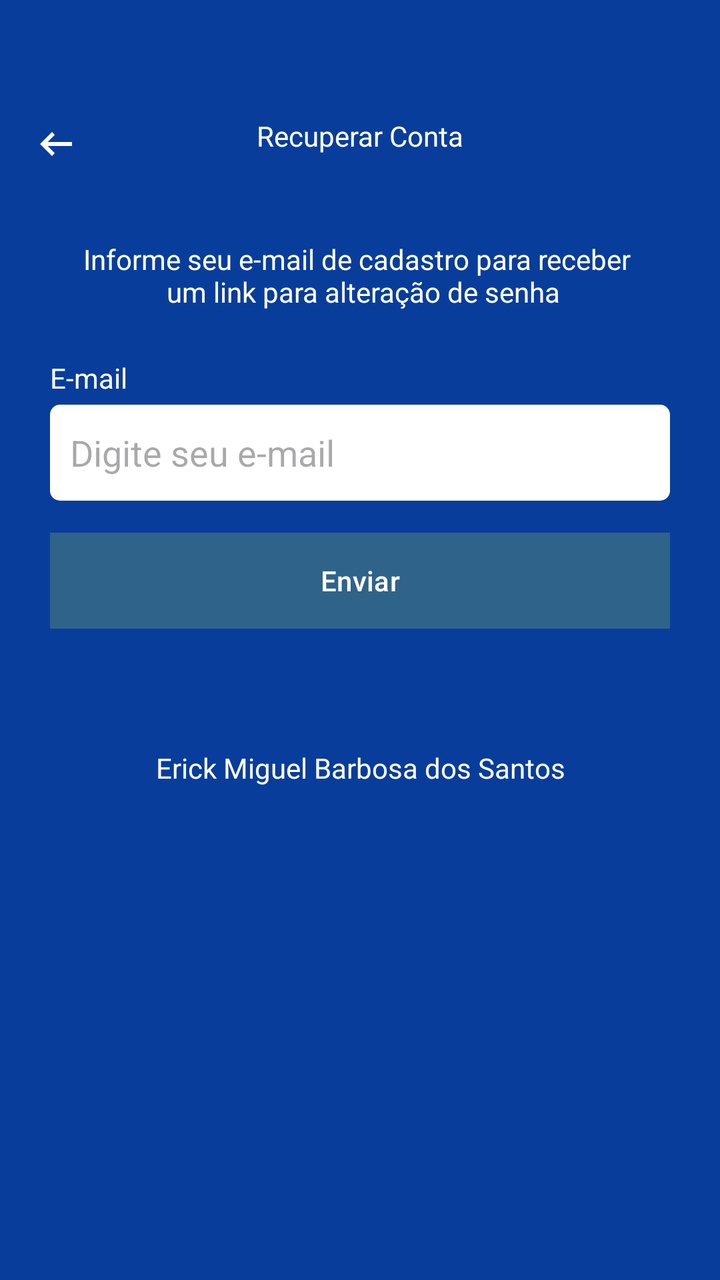
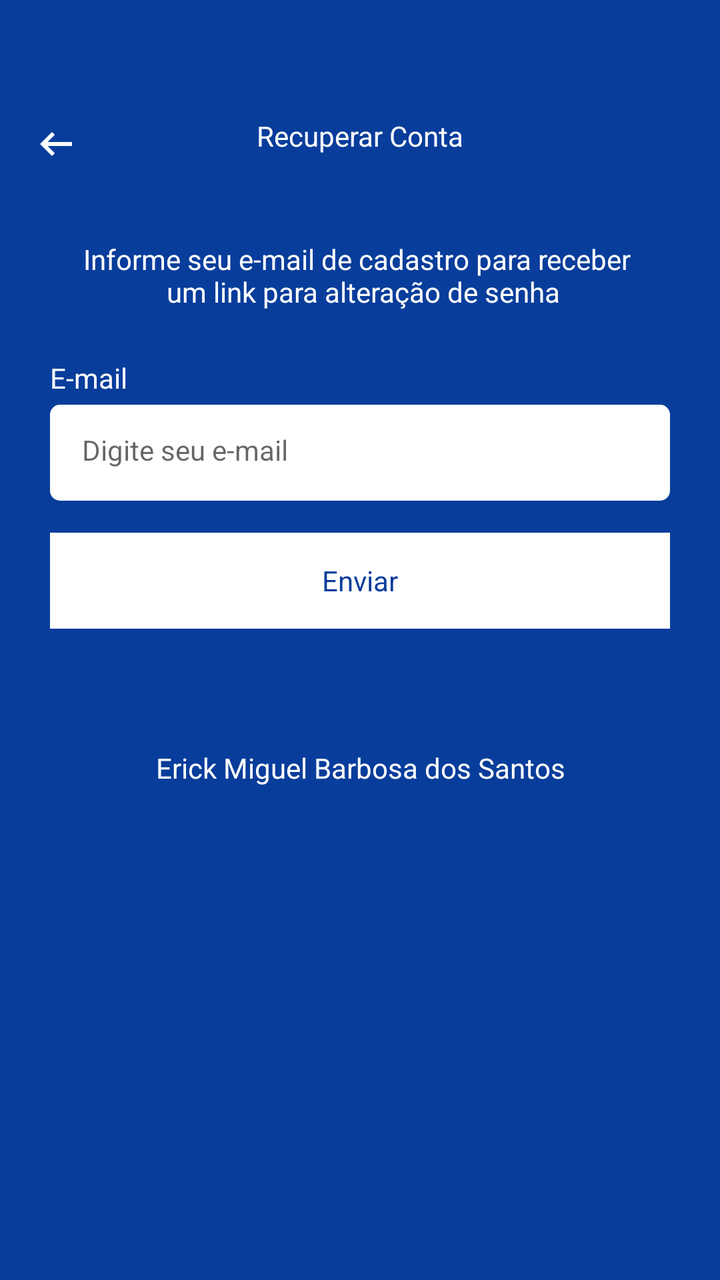

An Android layout rendered at two revisions. The XML below is the earlier revision; the diff shows what the commit changed to produce the second picture.
<!-- AndroidManifest.xml: application theme Theme.Task -->
<!-- res/layout/fragment_recover_account.xml -->
<?xml version="1.0" encoding="utf-8"?>
<ScrollView xmlns:android="http://schemas.android.com/apk/res/android"
    xmlns:tools="http://schemas.android.com/tools"
    android:layout_width="match_parent"
    android:layout_height="match_parent"
    xmlns:app="http://schemas.android.com/apk/res-auto"
    android:fillViewport="true"
    tools:context=".ui.auth.RecoverAccountFragment">

    <LinearLayout
        android:layout_width="match_parent"
        android:layout_height="wrap_content"
        android:orientation="vertical"
        android:id="@+id/linearLayout1" >

        <com.google.android.material.appbar.MaterialToolbar
            android:id="@+id/toolbar"
            android:layout_width="match_parent"
            android:layout_height="wrap_content"
            app:navigationIcon="@drawable/icback_24"
            android:paddingTop="40dp">

            <TextView
                android:layout_width="wrap_content"
                android:layout_height="wrap_content"
                android:text="Recuperar Conta"
                android:textColor="@color/white"
                android:layout_gravity="center_horizontal" />

        </com.google.android.material.appbar.MaterialToolbar>


        <LinearLayout
            android:id="@+id/linearLayout2"
            android:layout_width="match_parent"
            android:layout_height="wrap_content"
            android:orientation="vertical"
            android:layout_marginHorizontal="25dp">

            <TextView
                android:layout_width="match_parent"
                android:layout_height="wrap_content"
                android:id="@+id/textviewMenssagem"
                android:text="Informe seu e-mail de cadastro para receber \n um link para alteração de senha"
                android:textColor="@color/white"
                android:textAlignment="center"
                android:layout_marginTop="24dp" />

            <TextView
                android:layout_width="wrap_content"
                android:layout_height="wrap_content"
                android:text="E-mail"
                android:layout_marginTop="24dp"
                android:textColor="@color/white"/>

            <EditText
                android:layout_width="match_parent"
                android:layout_height="48dp"
                android:hint="Digite seu e-mail"
                android:inputType="textEmailAddress"
                android:padding="10dp"
                android:layout_marginTop="4dp"
                android:background="@drawable/bg_edit_text"/>



            <com.google.android.material.button.MaterialButton
                android:layout_width="match_parent"
                android:layout_height="wrap_content"
                android:text="Enviar"
                android:textColor="@color/white"
                app:backgroundTint="@color/azul3"
                android:background="@drawable/bg_btn"
                android:layout_marginTop="16dp"/>

            <LinearLayout
                android:layout_width="match_parent"
                android:layout_height="wrap_content"
                android:orientation="horizontal"
                android:layout_marginTop="4dp">

            </LinearLayout>

            <ProgressBar
                android:layout_width="wrap_content"
                android:layout_height="wrap_content"
                android:id="@+id/progressBar"
                android:layout_marginTop="8dp"
                android:indeterminateTint="@color/white"
                android:layout_gravity="center"/>

            <TextView
                android:layout_width="match_parent"
                android:layout_height="match_parent"
                android:text="Erick Miguel Barbosa dos Santos"
                android:textColor="@color/white"
                android:gravity="center"/>
        </LinearLayout>
    </LinearLayout>
</ScrollView>
<!-- resources referenced by this layout -->
<resources>
  <color name="azul3">#306389</color>
  <color name="white">#FFFFFFFF</color>
  <!-- drawable bg_btn (drawable) -->
  <?xml version="1.0" encoding="utf-8"?>
  <shape xmlns:android="http://schemas.android.com/apk/res/android"
      android:shape="rectangle">
  
      <solid android:color="@color/white"/>
      <solid android:radius="5dp"/>
  </shape>
  <!-- drawable bg_edit_text (drawable) -->
  <?xml version="1.0" encoding="utf-8"?>
  <shape xmlns:android="http://schemas.android.com/apk/res/android"
      android:shape="rectangle">
  
      <solid android:color="@color/white"/>
      <corners android:radius="5dp"/>
  
  </shape>
  <!-- drawable icback_24 (drawable) -->
  <vector xmlns:android="http://schemas.android.com/apk/res/android" android:autoMirrored="true" android:height="24dp" android:tint="#FFFFFF" android:viewportHeight="960" android:viewportWidth="960" android:width="24dp">
        
      <path android:fillColor="@android:color/white" android:pathData="M400,720L160,480L400,240L456,298L314,440L800,440L800,520L314,520L456,662L400,720Z"/>
      
  </vector>
  <style name="Theme.Task" parent="Base.Theme.Task" />
  <style name="Base.Theme.Task" parent="Theme.Material3.DayNight.NoActionBar">
          
          <item name="colorPrimary">@color/color_default</item>
          <item name="colorPrimaryVariant">@color/color_default</item>
          <item name="android:windowBackground">@color/color_default</item>
      </style>
  <color name="color_default">#083D9B</color>
</resources>

<!-- the commit's change to res/layout/fragment_recover_account.xml (unified diff, before → after) -->
@@ -54,24 +54,23 @@
                 android:textColor="@color/white"/>
 
             <EditText
+                android:id="@+id/editEmail"
                 android:layout_width="match_parent"
                 android:layout_height="48dp"
                 android:hint="Digite seu e-mail"
                 android:inputType="textEmailAddress"
-                android:padding="10dp"
                 android:layout_marginTop="4dp"
-                android:background="@drawable/bg_edit_text"/>
+                style="@style/EditTextTheme"/>
 
 
 
             <com.google.android.material.button.MaterialButton
+                android:id="@+id/btnRecover"
                 android:layout_width="match_parent"
                 android:layout_height="wrap_content"
                 android:text="Enviar"
-                android:textColor="@color/white"
-                app:backgroundTint="@color/azul3"
-                android:background="@drawable/bg_btn"
-                android:layout_marginTop="16dp"/>
+                android:layout_marginTop="16dp"
+                style="@style/ButtonTheme"/>
 
             <LinearLayout
                 android:layout_width="match_parent"
<!-- resource entries referenced after the edit -->
@@ -1,6 +1,5 @@
 <!-- resources referenced by this layout -->
 <resources>
-  <color name="azul3">#306389</color>
   <color name="white">#FFFFFFFF</color>
   <!-- drawable bg_btn (drawable) -->
   <?xml version="1.0" encoding="utf-8"?>
@@ -25,6 +24,17 @@
       <path android:fillColor="@android:color/white" android:pathData="M400,720L160,480L400,240L456,298L314,440L800,440L800,520L314,520L456,662L400,720Z"/>
       
   </vector>
+  <style name="ButtonTheme" parent="Theme.MaterialComponents.DayNight.NoActionBar">
+          <item name="android:background">@drawable/bg_btn</item>
+          <item name="android:textAllCaps">false</item>
+          <item name="android:textColor">@color/color_default</item>
+          <item name="backgroundTint">@null</item>
+      </style>
+  <style name="EditTextTheme" parent="Theme.MaterialComponents.DayNight.NoActionBar">
+          <item name="android:background">@drawable/bg_edit_text</item>
+          <item name="android:padding">16dp</item>
+          <item name="android:textSize">14sp</item>
+      </style>
   <style name="Theme.Task" parent="Base.Theme.Task" />
   <style name="Base.Theme.Task" parent="Theme.Material3.DayNight.NoActionBar">
           
